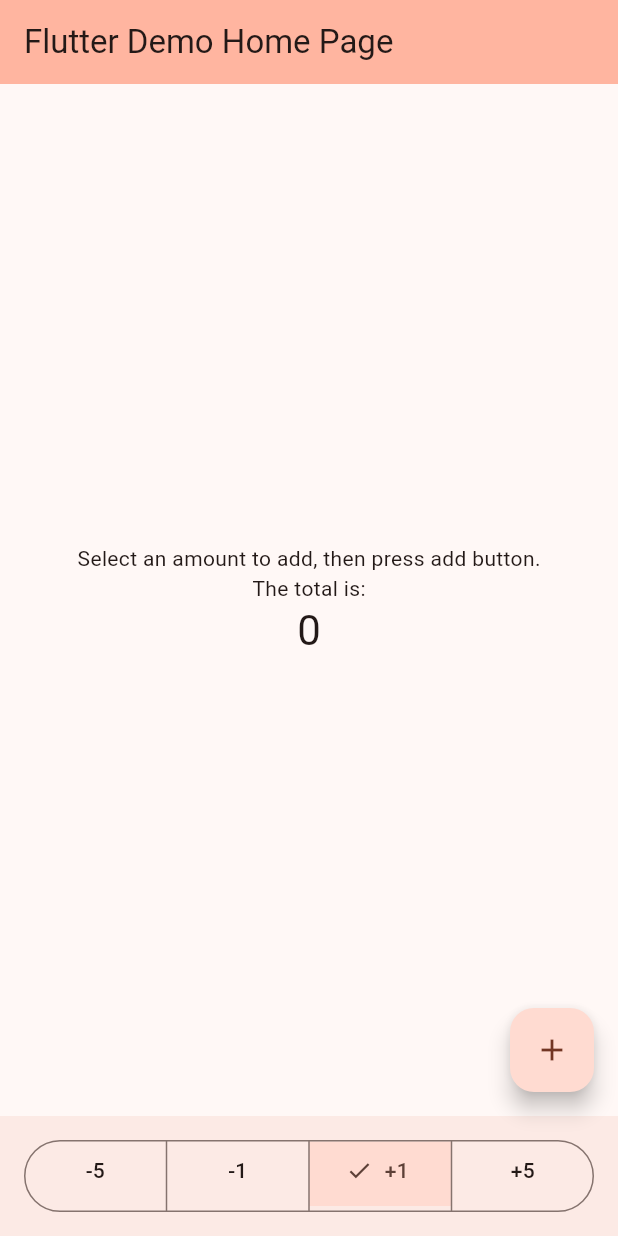
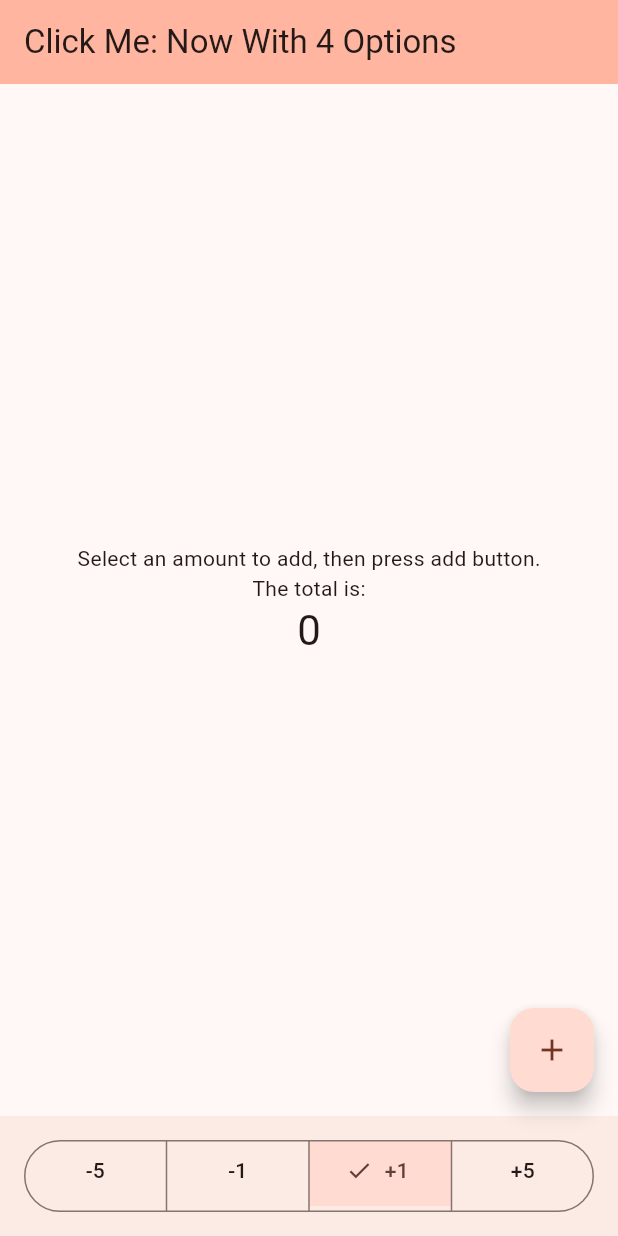
Before and after one commit to LeitMoth/click-me, a Flutter app: the screen it shows after launch, on a phone screen of 412 x 824 dp. Run offline on Flutter 3.47's test engine with Material 3 defaults, Android fonts, the phone set to English and light mode, and no system bars.

Commit message:
update app title

```diff
--- a/lib/main.dart
+++ b/lib/main.dart
@@ -11,7 +11,7 @@ class MyApp extends StatelessWidget {
   @override
   Widget build(BuildContext context) {
     return MaterialApp(
-      title: 'Flutter Demo',
+      title: 'Click Me Modified',
       theme: ThemeData(
         // This is the theme of your application.
         //
@@ -31,7 +31,7 @@ class MyApp extends StatelessWidget {
         colorScheme: ColorScheme.fromSeed(seedColor: Colors.deepOrange),
         useMaterial3: true,
       ),
-      home: const MyHomePage(title: 'Flutter Demo Home Page'),
+      home: const MyHomePage(title: 'Click Me: Now With 4 Options'),
     );
   }
 }
```
